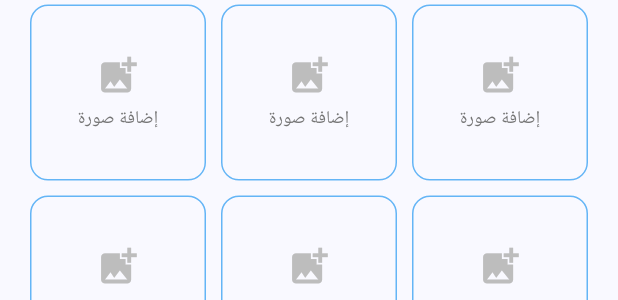
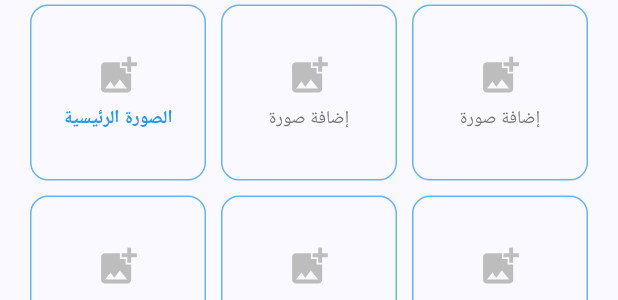
Before and after one commit to hashembadawi/forsa, a Flutter app: the ImagesSelectionStep widget shown alone on an empty page, opened directly with empty values, on a phone screen of 412 x 824 dp. Shown: the part 210-510 px from the top of the screen. Run offline on Flutter 3.47's test engine with Material 3 defaults, Android fonts, the phone set to English and light mode, and no system bars; our stand-ins replace connectivity_plus, flutter_image_compress, geolocator, google_fonts, google_maps_flutter, image_picker and 2 more; accounts and stored records are empty; network calls fail; Roboto replaces fonts that are missing (Cairo).

Commit message:
feat: Update image compression dimensions and enhance button text for image selection

```diff
--- a/lib/screens/add_ad_screen.dart
+++ b/lib/screens/add_ad_screen.dart
@@ -427,8 +427,8 @@ class _MultiStepAddAdScreenState extends State<MultiStepAddAdScreen> {
     for (final image in _selectedImages.where((img) => img != null)) {
       final compressedBytes = await FlutterImageCompress.compressWithFile(
         image!.path,
-        minWidth: 250,    // Maximum width of 250px
-        minHeight: 250,   // Maximum height of 250px
+        minWidth: 800,    // Maximum width of 800px
+        minHeight: 800,   // Maximum height of 800px
         quality: 60,       // Very low quality (1-100, lower = smaller file)
         format: CompressFormat.jpeg,
         rotate: 0,
@@ -656,10 +656,11 @@ class _ImagesSelectionStepState extends State<ImagesSelectionStep> {
                         ),
                         const SizedBox(height: 5),
                         Text(
-                          'إضافة صورة',
+                          index == 0 ? 'الصورة الرئيسية' : 'إضافة صورة',
                           style: GoogleFonts.cairo(
-                            color: Colors.grey[600],
+                            color: index == 0 ? Colors.blue : Colors.grey[600],
                             fontSize: 12,
+                            fontWeight: index == 0 ? FontWeight.bold : FontWeight.normal,
                           ),
                         ),
                       ],
@@ -719,7 +720,7 @@ class _ImagesSelectionStepState extends State<ImagesSelectionStep> {
       width: double.infinity,
       height: 50,
       child: ElevatedButton(
-        onPressed: _images.any((image) => image != null) ? widget.onNext : null,
+        onPressed: _images[0] != null ? widget.onNext : null,
         style: ElevatedButton.styleFrom(
           backgroundColor: Colors.blue[600],
           foregroundColor: Colors.white,
```
